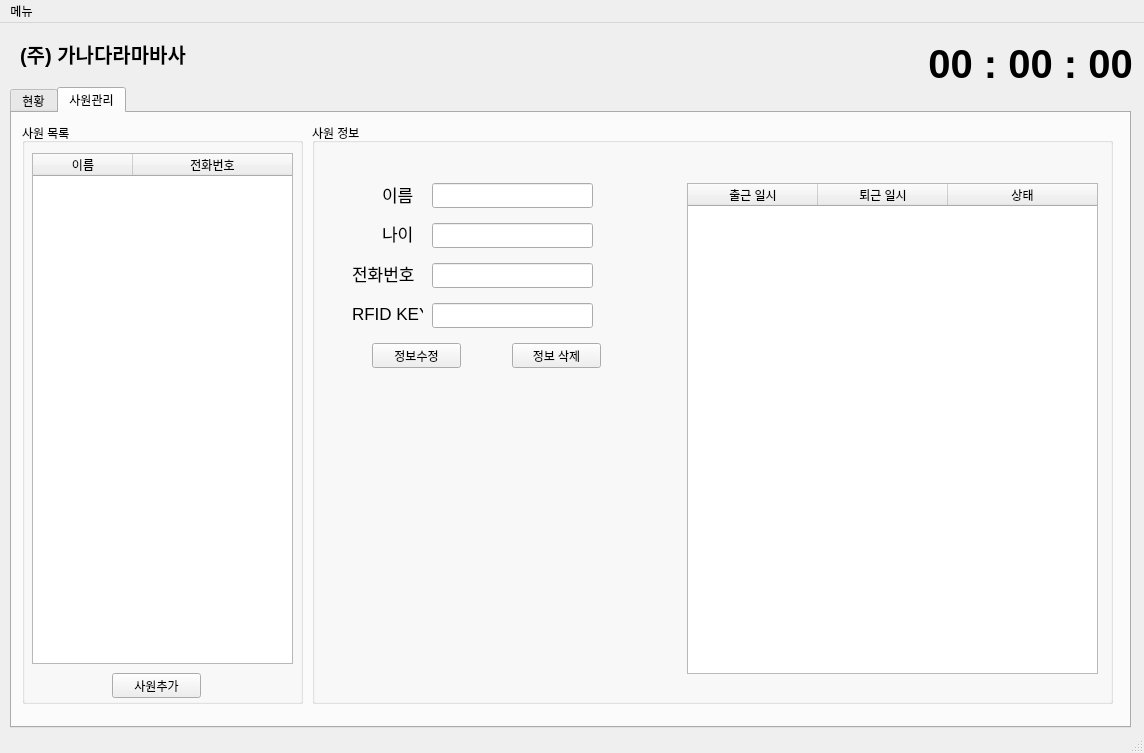
The window that attendance_manage/mainwindow_dashboard.ui (Jeho0216/attendance_manage_project) describes before a commit, drawn with Qt 5.
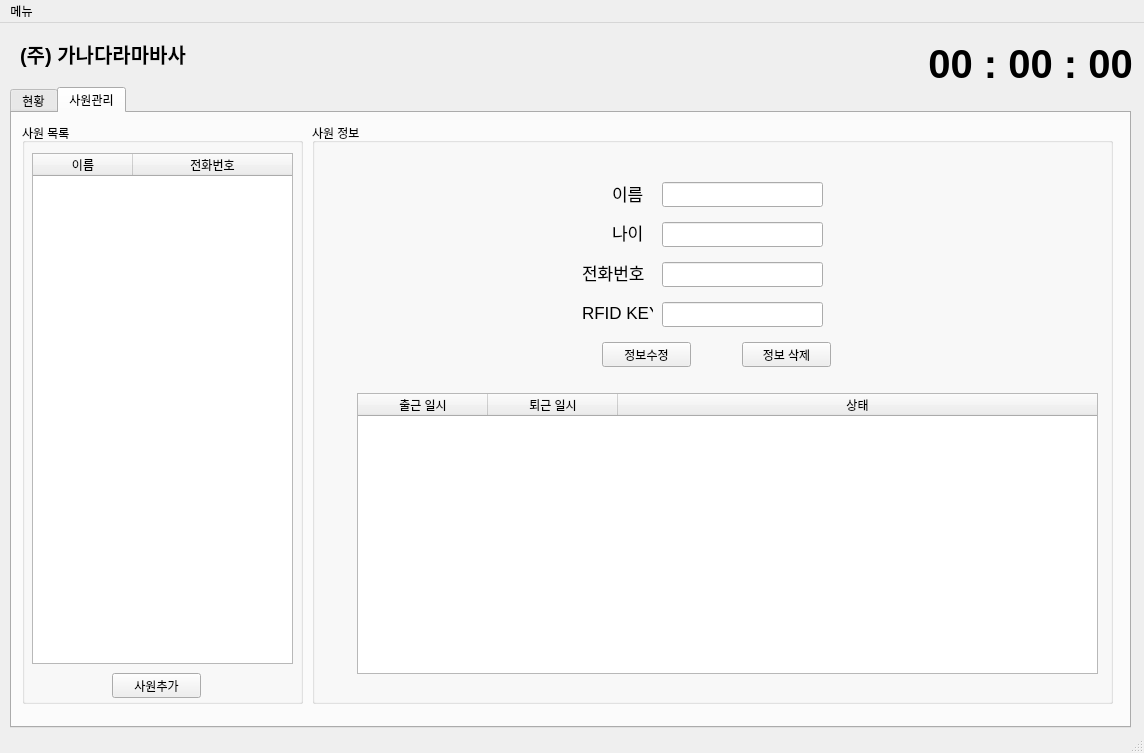
The same window after the commit. The open tabs and pages were chosen to show the change.

```diff
--- a/attendance_manage/mainwindow_dashboard.ui
+++ b/attendance_manage/mainwindow_dashboard.ui
@@ -305,10 +305,10 @@
       <widget class="QTableWidget" name="tableWidget_info">
        <property name="geometry">
         <rect>
-         <x>375</x>
-         <y>60</y>
-         <width>411</width>
-         <height>491</height>
+         <x>45</x>
+         <y>270</y>
+         <width>741</width>
+         <height>281</height>
         </rect>
        </property>
        <attribute name="horizontalHeaderDefaultSectionSize">
@@ -342,8 +342,8 @@
       <widget class="QLineEdit" name="lineEdit_name">
        <property name="geometry">
         <rect>
-         <x>120</x>
-         <y>60</y>
+         <x>350</x>
+         <y>59</y>
          <width>161</width>
          <height>25</height>
         </rect>
@@ -355,8 +355,8 @@
       <widget class="QLineEdit" name="lineEdit_age">
        <property name="geometry">
         <rect>
-         <x>120</x>
-         <y>100</y>
+         <x>350</x>
+         <y>99</y>
          <width>161</width>
          <height>25</height>
         </rect>
@@ -368,8 +368,8 @@
       <widget class="QLineEdit" name="lineEdit_phone">
        <property name="geometry">
         <rect>
-         <x>120</x>
-         <y>140</y>
+         <x>350</x>
+         <y>139</y>
          <width>161</width>
          <height>25</height>
         </rect>
@@ -381,8 +381,8 @@
       <widget class="QLineEdit" name="lineEdit_card">
        <property name="geometry">
         <rect>
-         <x>120</x>
-         <y>180</y>
+         <x>350</x>
+         <y>179</y>
          <width>161</width>
          <height>25</height>
         </rect>
@@ -394,8 +394,8 @@
       <widget class="QLabel" name="label_2">
        <property name="geometry">
         <rect>
-         <x>70</x>
-         <y>61</y>
+         <x>300</x>
+         <y>60</y>
          <width>41</width>
          <height>21</height>
         </rect>
@@ -412,8 +412,8 @@
       <widget class="QLabel" name="label_3">
        <property name="geometry">
         <rect>
-         <x>70</x>
-         <y>100</y>
+         <x>300</x>
+         <y>99</y>
          <width>41</width>
          <height>21</height>
         </rect>
@@ -430,8 +430,8 @@
       <widget class="QLabel" name="label_4">
        <property name="geometry">
         <rect>
-         <x>40</x>
-         <y>140</y>
+         <x>270</x>
+         <y>139</y>
          <width>71</width>
          <height>21</height>
         </rect>
@@ -448,8 +448,8 @@
       <widget class="QLabel" name="label_5">
        <property name="geometry">
         <rect>
-         <x>40</x>
-         <y>180</y>
+         <x>270</x>
+         <y>179</y>
          <width>71</width>
          <height>21</height>
         </rect>
@@ -466,8 +466,8 @@
       <widget class="QPushButton" name="pushButton_mod">
        <property name="geometry">
         <rect>
-         <x>60</x>
-         <y>220</y>
+         <x>290</x>
+         <y>219</y>
          <width>89</width>
          <height>25</height>
         </rect>
@@ -479,8 +479,8 @@
       <widget class="QPushButton" name="pushButton_del">
        <property name="geometry">
         <rect>
-         <x>200</x>
-         <y>220</y>
+         <x>430</x>
+         <y>219</y>
          <width>89</width>
          <height>25</height>
         </rect>
```
Left out of the diff: 9 changed lines with no effect on the pictures.
